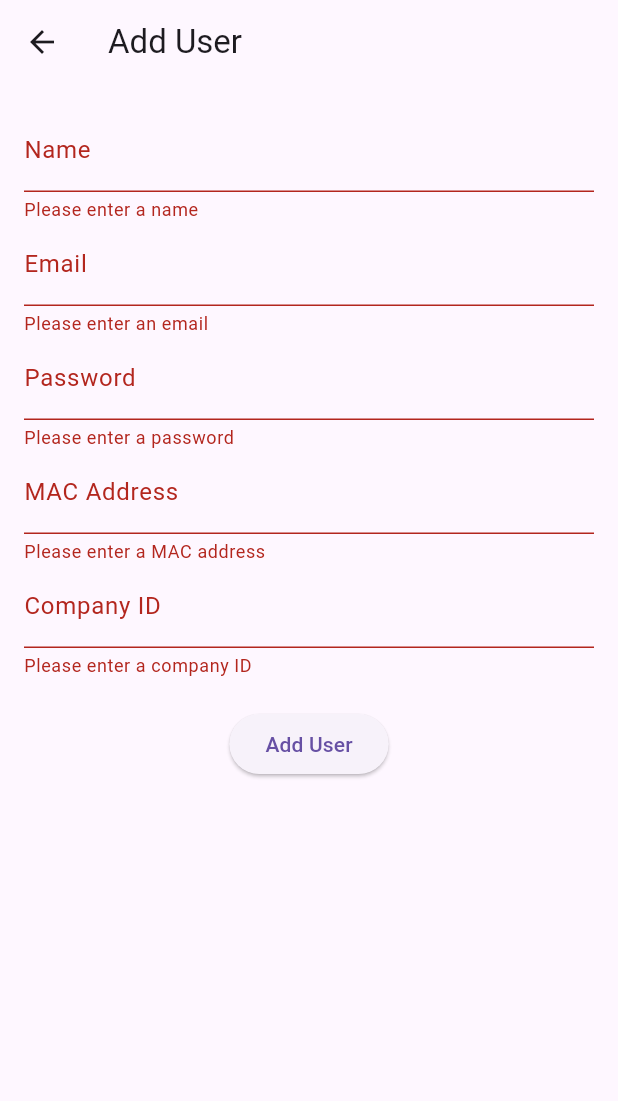
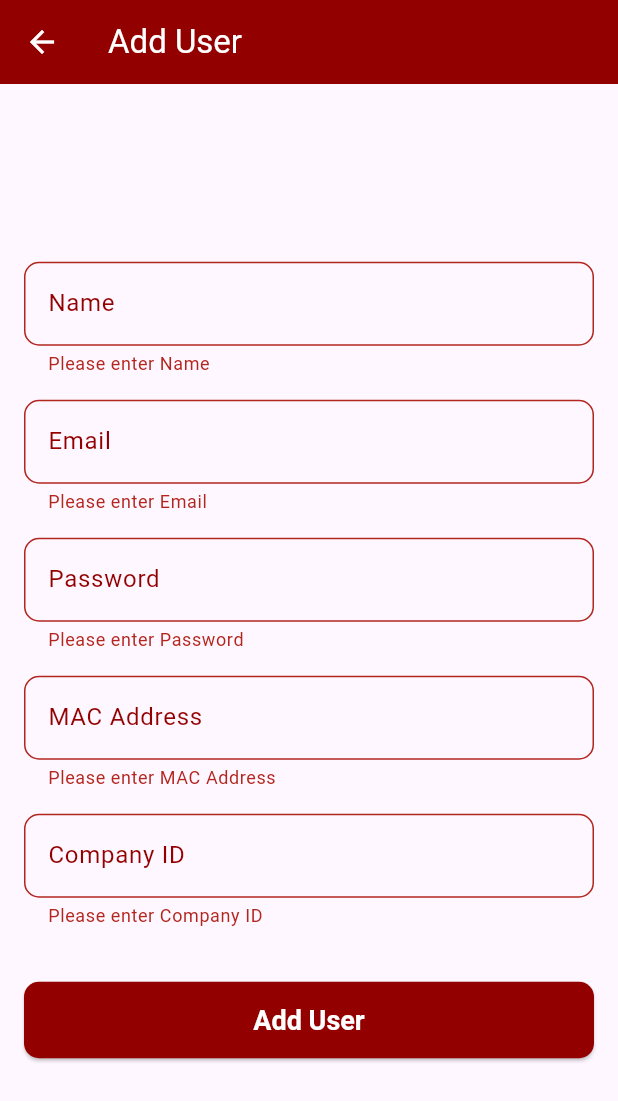
Before and after one commit to Minna-Abdelhady/Internship, a Flutter app: the AddUserScreen screen opened directly, after a tap on "Add User", on a phone screen of 412 x 824 dp. Shown: the top 1101 px of the screen. Run offline on Flutter 3.47's test engine with Material 3 defaults, Android fonts, the phone set to English and light mode, and no system bars; our stand-ins replace hive, hive_flutter; accounts and stored records are empty.

Commit message:
Add user screen CSS

```diff
--- a/fingerprint_attendace/lib/screens/add_user_screen.dart
+++ b/fingerprint_attendace/lib/screens/add_user_screen.dart
@@ -28,65 +28,28 @@ class _AddUserScreenState extends State<AddUserScreen> {
   Widget build(BuildContext context) {
     return Scaffold(
       appBar: AppBar(
-        title: Text('Add User'),
+        title: Text(
+          'Add User',
+          style: TextStyle(color: Colors.white), // AppBar title color to white
+        ),
+        backgroundColor: Color(0xFF930000), // AppBar color to match company theme
+        iconTheme: IconThemeData(
+          color: Colors.white, // Back arrow color to white
+        ),
       ),
       body: Padding(
         padding: const EdgeInsets.all(16.0),
         child: Form(
           key: _formKey,
           child: Column(
+            crossAxisAlignment: CrossAxisAlignment.stretch,
+            mainAxisAlignment: MainAxisAlignment.center,
             children: <Widget>[
-              TextFormField(
-                controller: _nameController,
-                decoration: InputDecoration(labelText: 'Name'),
-                validator: (value) {
-                  if (value == null || value.isEmpty) {
-                    return 'Please enter a name';
-                  }
-                  return null;
-                },
-              ),
-              TextFormField(
-                controller: _emailController,
-                decoration: InputDecoration(labelText: 'Email'),
-                validator: (value) {
-                  if (value == null || value.isEmpty) {
-                    return 'Please enter an email';
-                  }
-                  return null;
-                },
-              ),
-              TextFormField(
-                controller: _passwordController,
-                decoration: InputDecoration(labelText: 'Password'),
-                obscureText: true,
-                validator: (value) {
-                  if (value == null || value.isEmpty) {
-                    return 'Please enter a password';
-                  }
-                  return null;
-                },
-              ),
-              TextFormField(
-                controller: _macAddressController,
-                decoration: InputDecoration(labelText: 'MAC Address'),
-                validator: (value) {
-                  if (value == null || value.isEmpty) {
-                    return 'Please enter a MAC address';
-                  }
-                  return null;
-                },
-              ),
-              TextFormField(
-                controller: _companyIdController,
-                decoration: InputDecoration(labelText: 'Company ID'),
-                validator: (value) {
-                  if (value == null || value.isEmpty) {
-                    return 'Please enter a company ID';
-                  }
-                  return null;
-                },
-              ),
+              _buildTextField(_nameController, 'Name'),
+              _buildTextField(_emailController, 'Email'),
+              _buildTextField(_passwordController, 'Password', obscureText: true),
+              _buildTextField(_macAddressController, 'MAC Address'),
+              _buildTextField(_companyIdController, 'Company ID'),
               SizedBox(height: 20),
               ElevatedButton(
                 onPressed: () async {
@@ -98,7 +61,7 @@ class _AddUserScreenState extends State<AddUserScreen> {
                       email: _emailController.text,
                       password: hashedPassword,
                       macAddress: _macAddressController.text,
-                      companyId: _companyIdController.text, // Include companyId
+                      companyId: _companyIdController.text, // Include company ID
                     );
                     await _employeeDao.createEmployee(employee);
 
@@ -110,10 +73,21 @@ class _AddUserScreenState extends State<AddUserScreen> {
                     _emailController.clear();
                     _passwordController.clear();
                     _macAddressController.clear();
-                    _companyIdController.clear(); // Clear companyId field
+                    _companyIdController.clear(); // Clear company ID field
                   }
                 },
-                child: Text('Add User'),
+                style: ElevatedButton.styleFrom(
+                  backgroundColor: Color(0xFF930000), // Button color to match company theme
+                  padding: EdgeInsets.symmetric(vertical: 15, horizontal: 30),
+                  shape: RoundedRectangleBorder(
+                    borderRadius: BorderRadius.circular(10),
+                  ),
+                  textStyle: TextStyle(fontSize: 18, fontWeight: FontWeight.bold),
+                ),
+                child: Text(
+                  'Add User',
+                  style: TextStyle(color: Colors.white), // Button text color to white
+                ),
               ),
             ],
           ),
@@ -121,4 +95,27 @@ class _AddUserScreenState extends State<AddUserScreen> {
       ),
     );
   }
+
+  Widget _buildTextField(TextEditingController controller, String label, {bool obscureText = false}) {
+    return Padding(
+      padding: const EdgeInsets.only(bottom: 16.0),
+      child: TextFormField(
+        controller: controller,
+        decoration: InputDecoration(
+          labelText: label,
+          labelStyle: TextStyle(color: Color(0xFF930000)), // Label color to match company theme
+          border: OutlineInputBorder(
+            borderRadius: BorderRadius.circular(10),
+          ),
+        ),
+        obscureText: obscureText,
+        validator: (value) {
+          if (value == null || value.isEmpty) {
+            return 'Please enter $label';
+          }
+          return null;
+        },
+      ),
+    );
+  }
 }
```
